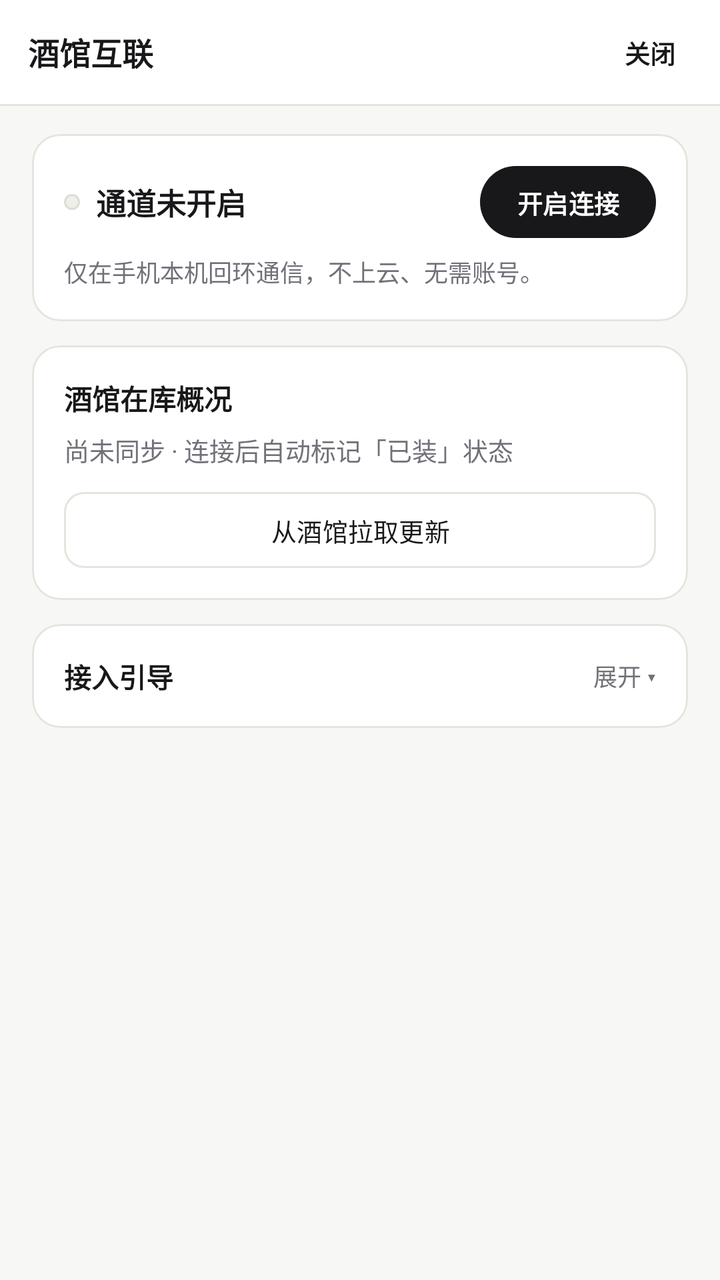
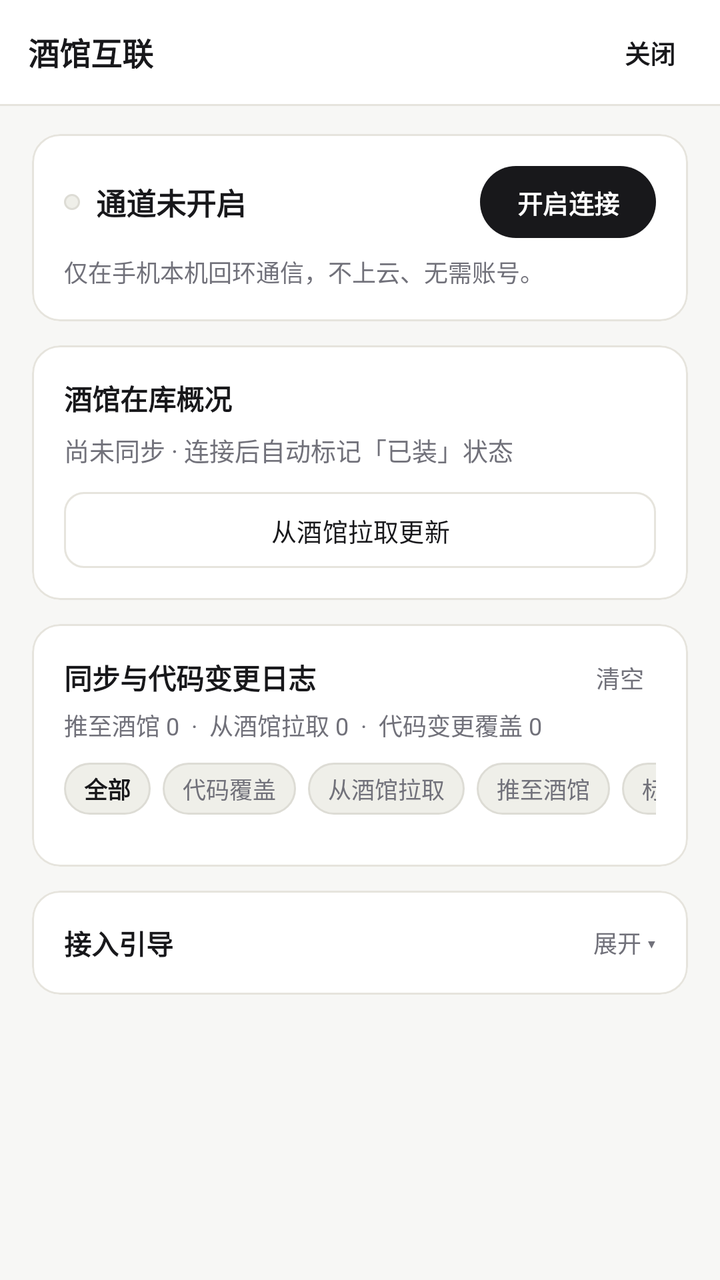

An Android layout rendered at two revisions. The XML below is the earlier revision; the diff shows what the commit changed to produce the second picture.
<!-- AndroidManifest.xml: application theme Theme.STThemeVault -->
<!-- res/layout/activity_tavern_bridge.xml -->
<?xml version="1.0" encoding="utf-8"?>
<LinearLayout xmlns:android="http://schemas.android.com/apk/res/android"
    xmlns:app="http://schemas.android.com/apk/res-auto"
    android:layout_width="match_parent"
    android:layout_height="match_parent"
    android:background="@color/bg"
    android:orientation="vertical">

    
    <LinearLayout
        android:layout_width="match_parent"
        android:layout_height="52dp"
        android:background="@color/surface"
        android:gravity="center_vertical"
        android:orientation="horizontal"
        android:paddingHorizontal="14dp">

        <TextView
            android:layout_width="0dp"
            android:layout_height="wrap_content"
            android:layout_weight="1"
            android:text="酒馆互联"
            android:textColor="@color/text_primary"
            android:textSize="15.5sp"
            android:textStyle="bold" />

        <com.google.android.material.button.MaterialButton
            android:id="@+id/btnBridgeClose"
            style="@style/Widget.Material3.Button.TextButton"
            android:layout_width="wrap_content"
            android:layout_height="34dp"
            android:insetTop="0dp"
            android:insetBottom="0dp"
            android:minWidth="0dp"
            android:paddingHorizontal="8dp"
            android:text="关闭"
            android:textColor="@color/text_primary"
            android:textSize="12.5sp"
            android:textStyle="bold" />
    </LinearLayout>

    <View
        android:layout_width="match_parent"
        android:layout_height="1dp"
        android:background="@color/border" />

    <ScrollView
        android:layout_width="match_parent"
        android:layout_height="0dp"
        android:layout_weight="1"
        android:clipToPadding="false"
        android:paddingHorizontal="16dp"
        android:paddingTop="14dp"
        android:paddingBottom="28dp">

        <LinearLayout
            android:layout_width="match_parent"
            android:layout_height="wrap_content"
            android:orientation="vertical">

            
            <com.google.android.material.card.MaterialCardView
                android:layout_width="match_parent"
                android:layout_height="wrap_content"
                android:layout_marginBottom="12dp"
                app:cardBackgroundColor="@color/surface"
                app:cardCornerRadius="14dp"
                app:cardElevation="0dp"
                app:strokeColor="@color/border"
                app:strokeWidth="1dp">

                <LinearLayout
                    android:layout_width="match_parent"
                    android:layout_height="wrap_content"
                    android:orientation="vertical"
                    android:padding="16dp">

                    <LinearLayout
                        android:layout_width="match_parent"
                        android:layout_height="wrap_content"
                        android:gravity="center_vertical"
                        android:orientation="horizontal">

                        <View
                            android:id="@+id/dotBridgeStatus"
                            android:layout_width="8dp"
                            android:layout_height="8dp"
                            android:background="@drawable/bg_pill_accent" />

                        <TextView
                            android:id="@+id/tvBridgeStatusTitle"
                            android:layout_width="0dp"
                            android:layout_height="wrap_content"
                            android:layout_marginStart="8dp"
                            android:layout_weight="1"
                            android:text="通道未开启"
                            android:textColor="@color/text_primary"
                            android:textSize="15sp"
                            android:textStyle="bold" />

                        <com.google.android.material.button.MaterialButton
                            android:id="@+id/btnBridgeToggle"
                            android:layout_width="wrap_content"
                            android:layout_height="36dp"
                            android:insetTop="0dp"
                            android:insetBottom="0dp"
                            android:paddingHorizontal="14dp"
                            android:text="开启连接"
                            android:textColor="@color/on_accent"
                            android:textSize="12.5sp"
                            android:textStyle="bold"
                            app:backgroundTint="@color/accent"
                            app:cornerRadius="18dp" />
                    </LinearLayout>

                    <TextView
                        android:id="@+id/tvBridgeSub"
                        android:layout_width="match_parent"
                        android:layout_height="wrap_content"
                        android:layout_marginTop="8dp"
                        android:text="仅在手机本机回环通信，不上云、无需账号。"
                        android:textColor="@color/text_muted"
                        android:textSize="12sp" />
                </LinearLayout>
            </com.google.android.material.card.MaterialCardView>

            
            <com.google.android.material.card.MaterialCardView
                android:layout_width="match_parent"
                android:layout_height="wrap_content"
                android:layout_marginBottom="12dp"
                app:cardBackgroundColor="@color/surface"
                app:cardCornerRadius="14dp"
                app:cardElevation="0dp"
                app:strokeColor="@color/border"
                app:strokeWidth="1dp">

                <LinearLayout
                    android:layout_width="match_parent"
                    android:layout_height="wrap_content"
                    android:orientation="vertical"
                    android:padding="16dp">

                    <TextView
                        android:layout_width="wrap_content"
                        android:layout_height="wrap_content"
                        android:text="酒馆在库概况"
                        android:textColor="@color/text_primary"
                        android:textSize="14sp"
                        android:textStyle="bold" />

                    <TextView
                        android:id="@+id/tvBridgeInventory"
                        android:layout_width="match_parent"
                        android:layout_height="wrap_content"
                        android:layout_marginTop="6dp"
                        android:text="尚未同步 · 连接后自动标记「已装」状态"
                        android:textColor="@color/text_muted"
                        android:textSize="12.5sp" />

                    <TextView
                        android:id="@+id/tvBridgePullStatus"
                        android:layout_width="match_parent"
                        android:layout_height="wrap_content"
                        android:layout_marginTop="6dp"
                        android:textColor="@color/text_primary"
                        android:textSize="12sp"
                        android:visibility="gone" />

                    <LinearLayout
                        android:layout_width="match_parent"
                        android:layout_height="wrap_content"
                        android:layout_marginTop="12dp"
                        android:orientation="horizontal">

                        <com.google.android.material.button.MaterialButton
                            android:id="@+id/btnBridgePull"
                            style="@style/Widget.Material3.Button.OutlinedButton"
                            android:layout_width="0dp"
                            android:layout_height="38dp"
                            android:layout_weight="1"
                            android:insetTop="0dp"
                            android:insetBottom="0dp"
                            android:text="从酒馆拉取更新"
                            android:textColor="@color/text_primary"
                            android:textSize="12.5sp"
                            app:cornerRadius="10dp"
                            app:strokeColor="@color/border" />
                    </LinearLayout>
                </LinearLayout>
            </com.google.android.material.card.MaterialCardView>

            
            <LinearLayout
                android:id="@+id/sectionBridgeConflicts"
                android:layout_width="match_parent"
                android:layout_height="wrap_content"
                android:layout_marginBottom="12dp"
                android:orientation="vertical"
                android:visibility="gone">

                <LinearLayout
                    android:layout_width="match_parent"
                    android:layout_height="wrap_content"
                    android:layout_marginBottom="8dp"
                    android:gravity="center_vertical"
                    android:orientation="horizontal">

                    <TextView
                        android:id="@+id/tvConflictsHeader"
                        android:layout_width="0dp"
                        android:layout_height="wrap_content"
                        android:layout_weight="1"
                        android:text="近似版本待确认"
                        android:textColor="@color/text_primary"
                        android:textSize="13.5sp"
                        android:textStyle="bold" />

                    <TextView
                        android:id="@+id/btnConflictsKeepAll"
                        android:layout_width="wrap_content"
                        android:layout_height="wrap_content"
                        android:clickable="true"
                        android:focusable="true"
                        android:paddingHorizontal="6dp"
                        android:paddingVertical="2dp"
                        android:text="全部保留两份"
                        android:textColor="@color/text_primary"
                        android:textSize="12sp"
                        android:textStyle="bold" />
                </LinearLayout>

                <LinearLayout
                    android:id="@+id/containerBridgeConflicts"
                    android:layout_width="match_parent"
                    android:layout_height="wrap_content"
                    android:orientation="vertical" />
            </LinearLayout>

            
            <LinearLayout
                android:id="@+id/sectionBridgeOutbox"
                android:layout_width="match_parent"
                android:layout_height="wrap_content"
                android:layout_marginBottom="12dp"
                android:orientation="vertical"
                android:visibility="gone">

                <LinearLayout
                    android:layout_width="match_parent"
                    android:layout_height="wrap_content"
                    android:layout_marginBottom="8dp"
                    android:gravity="center_vertical"
                    android:orientation="horizontal">

                    <TextView
                        android:id="@+id/tvOutboxHeader"
                        android:layout_width="0dp"
                        android:layout_height="wrap_content"
                        android:layout_weight="1"
                        android:text="待装入队列"
                        android:textColor="@color/text_primary"
                        android:textSize="13.5sp"
                        android:textStyle="bold" />

                    <TextView
                        android:id="@+id/btnOutboxClear"
                        android:layout_width="wrap_content"
                        android:layout_height="wrap_content"
                        android:clickable="true"
                        android:focusable="true"
                        android:paddingHorizontal="6dp"
                        android:paddingVertical="2dp"
                        android:text="清空"
                        android:textColor="@color/text_muted"
                        android:textSize="12sp" />
                </LinearLayout>

                <LinearLayout
                    android:id="@+id/containerBridgeOutbox"
                    android:layout_width="match_parent"
                    android:layout_height="wrap_content"
                    android:orientation="vertical" />
            </LinearLayout>

            
            <com.google.android.material.card.MaterialCardView
                android:layout_width="match_parent"
                android:layout_height="wrap_content"
                app:cardBackgroundColor="@color/surface"
                app:cardCornerRadius="14dp"
                app:cardElevation="0dp"
                app:strokeColor="@color/border"
                app:strokeWidth="1dp">

                <LinearLayout
                    android:layout_width="match_parent"
                    android:layout_height="wrap_content"
                    android:orientation="vertical"
                    android:padding="16dp">

                    <LinearLayout
                        android:id="@+id/btnToggleGuide"
                        android:layout_width="match_parent"
                        android:layout_height="wrap_content"
                        android:clickable="true"
                        android:focusable="true"
                        android:gravity="center_vertical"
                        android:orientation="horizontal">

                        <TextView
                            android:layout_width="0dp"
                            android:layout_height="wrap_content"
                            android:layout_weight="1"
                            android:text="接入引导"
                            android:textColor="@color/text_primary"
                            android:textSize="13.5sp"
                            android:textStyle="bold" />

                        <TextView
                            android:id="@+id/tvGuideChevron"
                            android:layout_width="wrap_content"
                            android:layout_height="wrap_content"
                            android:text="展开 ▾"
                            android:textColor="@color/text_muted"
                            android:textSize="12sp" />
                    </LinearLayout>

                    <LinearLayout
                        android:id="@+id/layoutGuideBody"
                        android:layout_width="match_parent"
                        android:layout_height="wrap_content"
                        android:layout_marginTop="12dp"
                        android:orientation="vertical"
                        android:visibility="gone">

                        <TextView
                            android:layout_width="wrap_content"
                            android:layout_height="wrap_content"
                            android:text="方式一 · 酒馆助手热更新脚本（推荐，免手动更新）"
                            android:textColor="@color/text_primary"
                            android:textSize="12.5sp"
                            android:textStyle="bold" />

                        <LinearLayout
                            android:layout_width="match_parent"
                            android:layout_height="wrap_content"
                            android:layout_marginTop="8dp"
                            android:orientation="horizontal">

                            <com.google.android.material.button.MaterialButton
                                android:id="@+id/btnExportHelperScript"
                                style="@style/Widget.Material3.Button.UnelevatedButton"
                                android:layout_width="0dp"
                                android:layout_height="36dp"
                                android:layout_marginEnd="6dp"
                                android:layout_weight="1"
                                android:insetTop="0dp"
                                android:insetBottom="0dp"
                                android:text="导出脚本 (.json)"
                                android:textColor="@color/text_primary"
                                android:textSize="12sp"
                                app:backgroundTint="@color/surface_2"
                                app:cornerRadius="10dp" />

                            <com.google.android.material.button.MaterialButton
                                android:id="@+id/btnCopyHelperCode"
                                style="@style/Widget.Material3.Button.OutlinedButton"
                                android:layout_width="0dp"
                                android:layout_height="36dp"
                                android:layout_weight="1"
                                android:insetTop="0dp"
                                android:insetBottom="0dp"
                                android:text="复制热更新代码"
                                android:textColor="@color/text_primary"
                                android:textSize="12sp"
                                app:cornerRadius="10dp"
                                app:strokeColor="@color/border" />
                        </LinearLayout>

                        <TextView
                            android:layout_width="match_parent"
                            android:layout_height="wrap_content"
                            android:layout_marginTop="6dp"
                            android:lineSpacingExtra="3dp"
                            android:text="导出后直接导入 TT 的「酒馆助手 → 全局脚本」（或新建脚本粘贴代码并启用），每次打开酒馆自动加载最新版。"
                            android:textColor="@color/text_muted"
                            android:textSize="11.5sp" />

                        <View
                            android:layout_width="match_parent"
                            android:layout_height="1dp"
                            android:layout_marginVertical="12dp"
                            android:background="@color/border" />

                        <TextView
                            android:layout_width="wrap_content"
                            android:layout_height="wrap_content"
                            android:text="方式二 · TT 原生扩展"
                            android:textColor="@color/text_primary"
                            android:textSize="12.5sp"
                            android:textStyle="bold" />

                        <LinearLayout
                            android:id="@+id/btnCopyExtUrl"
                            android:layout_width="match_parent"
                            android:layout_height="38dp"
                            android:layout_marginTop="8dp"
                            android:background="@drawable/bg_input"
                            android:clickable="true"
                            android:focusable="true"
                            android:gravity="center_vertical"
                            android:orientation="horizontal"
                            android:paddingHorizontal="12dp">

                            <TextView
                                android:layout_width="0dp"
                                android:layout_height="wrap_content"
                                android:layout_weight="1"
                                android:ellipsize="end"
                                android:singleLine="true"
                                android:text="https://github.com/cone97218-alt/pic"
                                android:textColor="@color/text_primary"
                                android:textSize="12sp" />

                            <TextView
                                android:layout_width="wrap_content"
                                android:layout_height="wrap_content"
                                android:layout_marginStart="8dp"
                                android:text="复制"
                                android:textColor="@color/text_muted"
                                android:textSize="12sp"
                                android:textStyle="bold" />
                        </LinearLayout>

                        <TextView
                            android:layout_width="match_parent"
                            android:layout_height="wrap_content"
                            android:layout_marginTop="6dp"
                            android:text="复制上方链接，在 TT「扩展 → 安装扩展」粘贴安装即可。"
                            android:textColor="@color/text_muted"
                            android:textSize="11.5sp" />
                    </LinearLayout>
                </LinearLayout>
            </com.google.android.material.card.MaterialCardView>

        </LinearLayout>
    </ScrollView>
</LinearLayout>
<!-- resources referenced by this layout -->
<resources>
  <color name="accent">#18181B</color>
  <color name="bg">#F7F7F5</color>
  <color name="border">#E6E4DD</color>
  <color name="on_accent">#FFFFFF</color>
  <color name="surface">#FFFFFF</color>
  <color name="surface_2">#F0EFEA</color>
  <color name="text_muted">#71717A</color>
  <color name="text_primary">#18181B</color>
  <!-- drawable bg_input (drawable) -->
  <?xml version="1.0" encoding="utf-8"?>
  <shape xmlns:android="http://schemas.android.com/apk/res/android" android:shape="rectangle">
      <solid android:color="@color/surface_2" />
      <corners android:radius="11dp" />
      <stroke android:width="1dp" android:color="@color/border" />
  </shape>
  <!-- drawable bg_pill_accent (drawable) -->
  <?xml version="1.0" encoding="utf-8"?>
  <shape xmlns:android="http://schemas.android.com/apk/res/android" android:shape="rectangle">
      <solid android:color="@color/pill_accent_bg" />
      <corners android:radius="999dp" />
      <stroke android:width="1dp" android:color="@color/pill_accent_stroke" />
  </shape>
  <style name="Theme.STThemeVault" parent="Theme.Material3.DayNight.NoActionBar">
          <item name="colorPrimary">@color/accent</item>
          <item name="colorOnPrimary">@color/on_accent</item>
          <item name="colorSecondary">@color/text_muted</item>
          <item name="colorSecondaryContainer">@color/surface_2</item>
          <item name="colorOnSecondaryContainer">@color/text_primary</item>
          <item name="colorSurface">@color/surface</item>
          <item name="colorOnSurface">@color/text_primary</item>
          <item name="colorSurfaceContainerHigh">@color/surface</item>
          <item name="colorOutline">@color/border</item>
          <item name="android:windowBackground">@color/bg</item>
          <item name="android:statusBarColor">@color/bg</item>
          <item name="android:navigationBarColor">@color/surface</item>
          <item name="android:windowLightStatusBar">true</item>
          <item name="android:windowLightNavigationBar" tools:targetApi="27">true</item>
      </style>
  <color name="pill_accent_bg">#EFEFE9</color>
  <color name="pill_accent_stroke">#DDDCD5</color>
</resources>

<!-- the commit's change to res/layout/activity_tavern_bridge.xml (unified diff, before → after) -->
@@ -285,6 +285,155 @@
 
             
             <com.google.android.material.card.MaterialCardView
+                android:id="@+id/sectionBridgeLogs"
+                android:layout_width="match_parent"
+                android:layout_height="wrap_content"
+                android:layout_marginBottom="12dp"
+                app:cardBackgroundColor="@color/surface"
+                app:cardCornerRadius="14dp"
+                app:cardElevation="0dp"
+                app:strokeColor="@color/border"
+                app:strokeWidth="1dp">
+
+                <LinearLayout
+                    android:layout_width="match_parent"
+                    android:layout_height="wrap_content"
+                    android:orientation="vertical"
+                    android:padding="16dp">
+
+                    <LinearLayout
+                        android:layout_width="match_parent"
+                        android:layout_height="wrap_content"
+                        android:gravity="center_vertical"
+                        android:orientation="horizontal">
+
+                        <TextView
+                            android:id="@+id/tvLogsHeader"
+                            android:layout_width="0dp"
+                            android:layout_height="wrap_content"
+                            android:layout_weight="1"
+                            android:text="同步与代码变更日志"
+                            android:textColor="@color/text_primary"
+                            android:textSize="14sp"
+                            android:textStyle="bold" />
+
+                        <TextView
+                            android:id="@+id/btnLogsClear"
+                            android:layout_width="wrap_content"
+                            android:layout_height="wrap_content"
+                            android:clickable="true"
+                            android:focusable="true"
+                            android:paddingHorizontal="6dp"
+                            android:paddingVertical="2dp"
+                            android:text="清空"
+                            android:textColor="@color/text_muted"
+                            android:textSize="12sp" />
+                    </LinearLayout>
+
+                    <TextView
+                        android:id="@+id/tvLogsStatsSummary"
+                        android:layout_width="match_parent"
+                        android:layout_height="wrap_content"
+                        android:layout_marginTop="4dp"
+                        android:text="推至酒馆 0  ·  从酒馆拉取 0  ·  代码变更覆盖 0"
+                        android:textColor="@color/text_muted"
+                        android:textSize="12sp" />
+
+                    
+                    <HorizontalScrollView
+                        android:layout_width="match_parent"
+                        android:layout_height="wrap_content"
+                        android:layout_marginTop="10dp"
+                        android:scrollbars="none">
+
+                        <LinearLayout
+                            android:layout_width="wrap_content"
+                            android:layout_height="wrap_content"
+                            android:orientation="horizontal">
+
+                            <TextView
+                                android:id="@+id/chipLogAll"
+                                android:layout_width="wrap_content"
+                                android:layout_height="26dp"
+                                android:layout_marginEnd="6dp"
+                                android:background="@drawable/bg_pill_accent"
+                                android:clickable="true"
+                                android:focusable="true"
+                                android:gravity="center"
+                                android:paddingHorizontal="10dp"
+                                android:text="全部"
+                                android:textColor="@color/text_primary"
+                                android:textSize="11.5sp"
+                                android:textStyle="bold" />
+
+                            <TextView
+                                android:id="@+id/chipLogOverwritten"
+                                android:layout_width="wrap_content"
+                                android:layout_height="26dp"
+                                android:layout_marginEnd="6dp"
+                                android:background="@drawable/bg_pill_accent"
+                                android:clickable="true"
+                                android:focusable="true"
+                                android:gravity="center"
+                                android:paddingHorizontal="10dp"
+                                android:text="代码覆盖"
+                                android:textColor="@color/text_muted"
+                                android:textSize="11.5sp" />
+
+                            <TextView
+                                android:id="@+id/chipLogPull"
+                                android:layout_width="wrap_content"
+                                android:layout_height="26dp"
+                                android:layout_marginEnd="6dp"
+                                android:background="@drawable/bg_pill_accent"
+                                android:clickable="true"
+                                android:focusable="true"
+                                android:gravity="center"
+                                android:paddingHorizontal="10dp"
+                                android:text="从酒馆拉取"
+                                android:textColor="@color/text_muted"
+                                android:textSize="11.5sp" />
+
+                            <TextView
+                                android:id="@+id/chipLogPush"
+                                android:layout_width="wrap_content"
+                                android:layout_height="26dp"
+                                android:layout_marginEnd="6dp"
+                                android:background="@drawable/bg_pill_accent"
+                                android:clickable="true"
+                                android:focusable="true"
+                                android:gravity="center"
+                                android:paddingHorizontal="10dp"
+                                android:text="推至酒馆"
+                                android:textColor="@color/text_muted"
+                                android:textSize="11.5sp" />
+
+                            <TextView
+                                android:id="@+id/chipLogTags"
+                                android:layout_width="wrap_content"
+                                android:layout_height="26dp"
+                                android:background="@drawable/bg_pill_accent"
+                                android:clickable="true"
+                                android:focusable="true"
+                                android:gravity="center"
+                                android:paddingHorizontal="10dp"
+                                android:text="标签联动"
+                                android:textColor="@color/text_muted"
+                                android:textSize="11.5sp" />
+                        </LinearLayout>
+                    </HorizontalScrollView>
+
+                    <LinearLayout
+                        android:id="@+id/containerBridgeLogs"
+                        android:layout_width="match_parent"
+                        android:layout_height="wrap_content"
+                        android:layout_marginTop="10dp"
+                        android:orientation="vertical" />
+                </LinearLayout>
+            </com.google.android.material.card.MaterialCardView>
+
+            
+            <com.google.android.material.card.MaterialCardView
                 android:layout_width="match_parent"
                 android:layout_height="wrap_content"
                 app:cardBackgroundColor="@color/surface"
